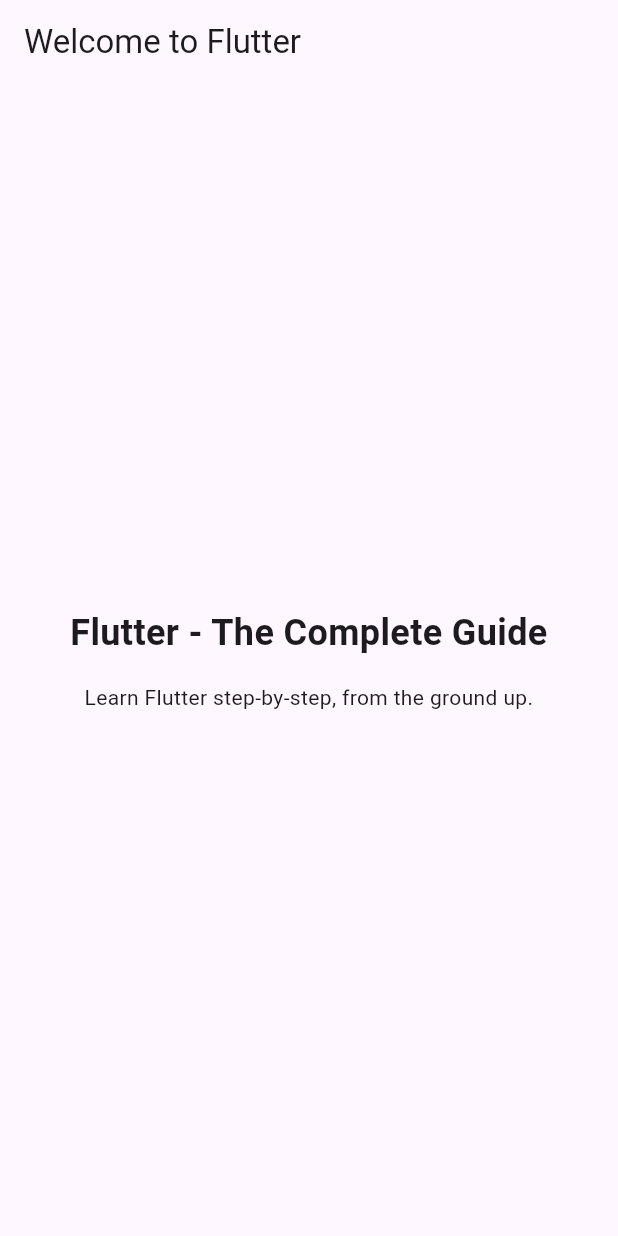
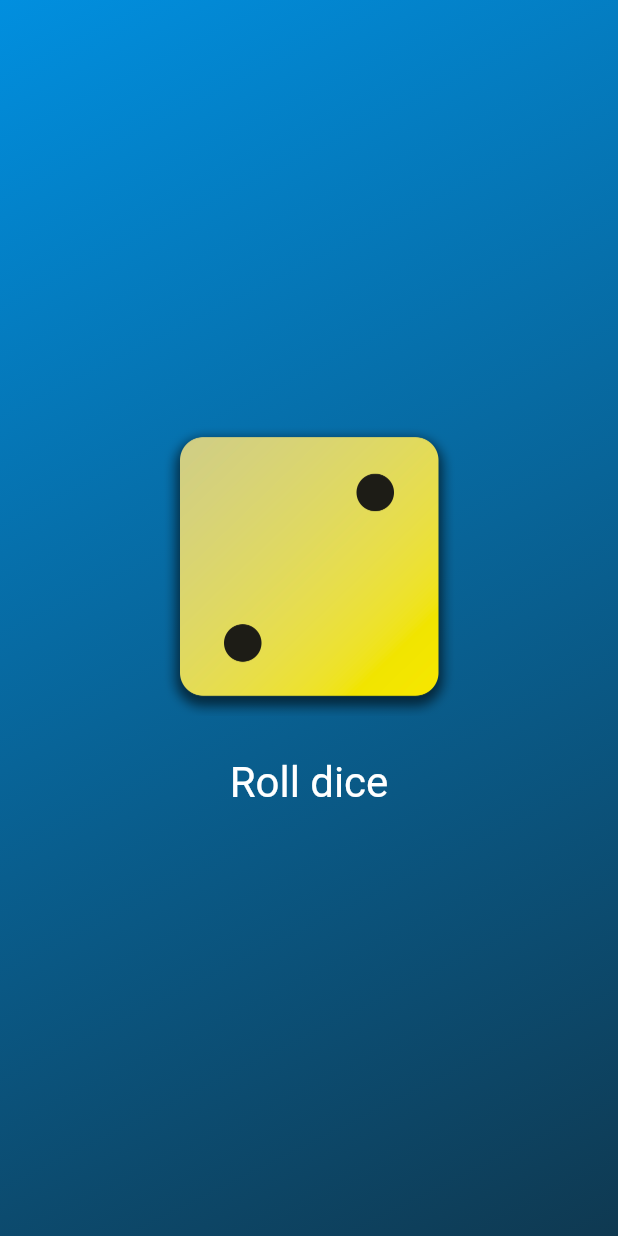
Before and after one commit to antanta/first_flutter_app, a Flutter app: the screen it shows after launch, on a phone screen of 412 x 824 dp. Run offline on Flutter 3.47's test engine with Material 3 defaults, Android fonts, the phone set to English and light mode, and no system bars.

Commit message:
Dice roller added

```diff
--- /dev/null
+++ b/lib/dice_roller.dart
@@ -0,0 +1,41 @@
+import 'package:flutter/material.dart';
+import 'dart:math';
+
+class DiceRoller extends StatefulWidget{
+  const DiceRoller({key}) : super(key: key);
+
+  @override
+  State<DiceRoller> createState() {
+    return _DiceRollerState();
+  }
+}
+
+class _DiceRollerState extends State<DiceRoller> {
+  final randomizer = Random();
+  var activeImage = 'assets/images/dice-2.png';
+
+
+  void onButtonPressed() {
+    setState(() {
+      var diceRoll = randomizer.nextInt(6) + 1;
+      activeImage = "assets/images/dice-$diceRoll.png";
+    });
+  }
+
+  @override
+  Widget build(BuildContext context) {
+    return Column(
+          mainAxisSize: MainAxisSize.min,
+          children: [
+          Image.asset(activeImage, width: 200,),
+          const SizedBox(height: 20),
+          TextButton(
+            onPressed: onButtonPressed,
+            style: TextButton.styleFrom(
+              foregroundColor: Colors.white,
+              textStyle: const TextStyle(fontSize: 28)
+            ),
+            child: const Text('Roll dice'))
+        ],);
+  }
+}
--- /dev/null
+++ b/lib/gradient_container.dart
@@ -0,0 +1,38 @@
+import 'package:first_app/dice_roller.dart';
+import 'package:flutter/material.dart';
+
+var startAlignment = Alignment.topLeft;
+Alignment endAlignment = Alignment.bottomRight;
+
+class GradientContainer extends StatelessWidget {
+  //const GradientContainer(String text, {super.key}) : text = text;
+
+  const GradientContainer(this.text, {super.key, required this.colors});
+
+  final String text;
+  final List<Color> colors;
+
+  @override
+  Widget build(BuildContext context) {
+    //text = "d";
+    return Container(
+      // Note no const
+      decoration: BoxDecoration(
+        gradient: LinearGradient(
+          colors: colors,
+          begin: startAlignment,
+          end: endAlignment)
+      ),
+      child: const Center(
+        child: DiceRoller()
+      //   child: Text(
+      //     text,
+      //     style : const TextStyle(
+      //       color: Colors.white,
+      //       fontSize:  28
+      //     ),
+      //   ),
+       ),
+    );
+  }
+}
--- a/lib/main.dart
+++ b/lib/main.dart
@@ -1,7 +1,17 @@
 import 'package:flutter/material.dart';
+import 'package:first_app/gradient_container.dart';
 
 void main() {
-  runApp(const MyApp());
+  runApp(
+    const MaterialApp(
+      home: Scaffold(
+        body: GradientContainer("My App is here",
+        colors: [
+          Color.fromARGB(255, 1, 143, 223),
+          Color.fromARGB(255, 15, 57, 81)]),
+      )
+    ),
+  );
 }
 
 // With Flutter, you create user interfaces by combining "widgets"
```
Also changed, not shown: pubspec.yaml (+7 -3 lines), assets/images/dice-1.png (added), assets/images/dice-2.png (added), assets/images/dice-3.png (added), assets/images/dice-4.png (added), assets/images/dice-5.png (added), assets/images/dice-6.png (added).
